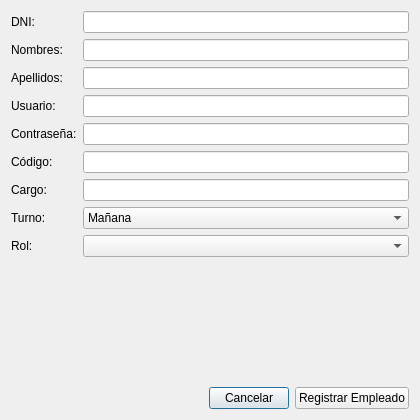
ati60884341-bit/RIOJA-BIBLIOTECA, file src/views/ui/frm_empleado_form.ui: the form before one commit.
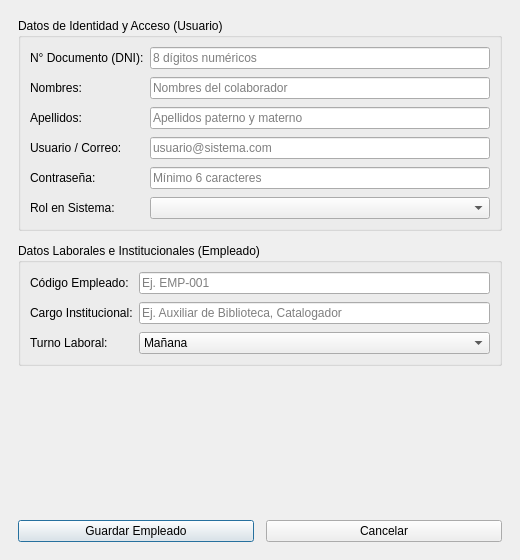
The form after the commit.

Commit message: Agrega modulo de Roles, nuevos UI de Empleado, entidades y script SQL desde cero

Patch:
```diff
--- a/src/views/ui/frm_empleado_form.ui
+++ b/src/views/ui/frm_empleado_form.ui
@@ -6,25 +6,51 @@
    <rect>
     <x>0</x>
     <y>0</y>
-    <width>420</width>
-    <height>420</height>
+    <width>520</width>
+    <height>560</height>
    </rect>
   </property>
   <property name="windowTitle">
    <string>Gestión de Personal</string>
   </property>
   <layout class="QVBoxLayout" name="verticalLayout">
+   <property name="spacing">
+    <number>12</number>
+   </property>
+   <property name="leftMargin">
+    <number>18</number>
+   </property>
+   <property name="topMargin">
+    <number>18</number>
+   </property>
+   <property name="rightMargin">
+    <number>18</number>
+   </property>
+   <property name="bottomMargin">
+    <number>18</number>
+   </property>
    <item>
-    <layout class="QFormLayout" name="formLayout">
+    <widget class="QGroupBox" name="grp_usuario">
+     <property name="title">
+      <string>Datos de Identidad y Acceso (Usuario)</string>
+     </property>
+     <layout class="QFormLayout" name="form_usuario">
+      <property name="verticalSpacing">
+       <number>8</number>
+      </property>
      <item row="0" column="0">
-      <widget class="QLabel" name="lbl_numero_documento">
+       <widget class="QLabel" name="lbl_dni">
        <property name="text">
-        <string>DNI:</string>
+         <string>N° Documento (DNI):</string>
        </property>
       </widget>
      </item>
      <item row="0" column="1">
-      <widget class="QLineEdit" name="txt_numero_documento"/>
+       <widget class="QLineEdit" name="txt_numero_documento">
+        <property name="placeholderText">
+         <string>8 dígitos numéricos</string>
+        </property>
+       </widget>
      </item>
      <item row="1" column="0">
       <widget class="QLabel" name="lbl_nombres">
@@ -34,7 +60,11 @@
       </widget>
      </item>
      <item row="1" column="1">
-      <widget class="QLineEdit" name="txt_nombres"/>
+       <widget class="QLineEdit" name="txt_nombres">
+        <property name="placeholderText">
+         <string>Nombres del colaborador</string>
+        </property>
+       </widget>
      </item>
      <item row="2" column="0">
       <widget class="QLabel" name="lbl_apellidos">
@@ -44,20 +74,28 @@
       </widget>
      </item>
      <item row="2" column="1">
-      <widget class="QLineEdit" name="txt_apellidos"/>
+       <widget class="QLineEdit" name="txt_apellidos">
+        <property name="placeholderText">
+         <string>Apellidos paterno y materno</string>
+        </property>
+       </widget>
      </item>
      <item row="3" column="0">
-      <widget class="QLabel" name="lbl_username">
+       <widget class="QLabel" name="lbl_user">
        <property name="text">
-        <string>Usuario:</string>
+         <string>Usuario / Correo:</string>
        </property>
       </widget>
      </item>
      <item row="3" column="1">
-      <widget class="QLineEdit" name="txt_username"/>
+       <widget class="QLineEdit" name="txt_username">
+        <property name="placeholderText">
+         <string>usuario@sistema.com</string>
+        </property>
+       </widget>
      </item>
      <item row="4" column="0">
-      <widget class="QLabel" name="lbl_password">
+       <widget class="QLabel" name="lbl_pwd">
        <property name="text">
         <string>Contraseña:</string>
        </property>
@@ -68,36 +106,69 @@
        <property name="echoMode">
         <enum>QLineEdit::Password</enum>
        </property>
+        <property name="placeholderText">
+         <string>Mínimo 6 caracteres</string>
+        </property>
       </widget>
      </item>
      <item row="5" column="0">
-      <widget class="QLabel" name="lbl_codigo_empleado">
+       <widget class="QLabel" name="lbl_rol">
        <property name="text">
-        <string>Código:</string>
+         <string>Rol en Sistema:</string>
        </property>
       </widget>
      </item>
      <item row="5" column="1">
-      <widget class="QLineEdit" name="txt_codigo_empleado"/>
-     </item>
-     <item row="6" column="0">
+       <widget class="QComboBox" name="cbo_rol"/>
+      </item>
+     </layout>
+    </widget>
+   </item>
+   <item>
+    <widget class="QGroupBox" name="grp_empleado">
+     <property name="title">
+      <string>Datos Laborales e Institucionales (Empleado)</string>
+     </property>
+     <layout class="QFormLayout" name="form_empleado">
+      <property name="verticalSpacing">
+       <number>8</number>
+      </property>
+      <item row="0" column="0">
+       <widget class="QLabel" name="lbl_cod_emp">
+        <property name="text">
+         <string>Código Empleado:</string>
+        </property>
+       </widget>
+      </item>
+      <item row="0" column="1">
+       <widget class="QLineEdit" name="txt_codigo_empleado">
+        <property name="placeholderText">
+         <string>Ej. EMP-001</string>
+        </property>
+       </widget>
+      </item>
+      <item row="1" column="0">
       <widget class="QLabel" name="lbl_cargo">
        <property name="text">
-        <string>Cargo:</string>
+         <string>Cargo Institucional:</string>
        </property>
       </widget>
      </item>
-     <item row="6" column="1">
-      <widget class="QLineEdit" name="txt_cargo"/>
-     </item>
-     <item row="7" column="0">
+      <item row="1" column="1">
+       <widget class="QLineEdit" name="txt_cargo">
+        <property name="placeholderText">
+         <string>Ej. Auxiliar de Biblioteca, Catalogador</string>
+        </property>
+       </widget>
+      </item>
+      <item row="2" column="0">
       <widget class="QLabel" name="lbl_turno">
        <property name="text">
-        <string>Turno:</string>
+         <string>Turno Laboral:</string>
        </property>
       </widget>
      </item>
-     <item row="7" column="1">
+      <item row="2" column="1">
       <widget class="QComboBox" name="cbo_turno">
        <item>
         <property name="text">
@@ -114,49 +185,45 @@
          <string>Noche</string>
         </property>
        </item>
-      </widget>
-     </item>
-     <item row="8" column="0">
-      <widget class="QLabel" name="lbl_rol">
+        <item>
        <property name="text">
-        <string>Rol:</string>
-       </property>
-      </widget>
-     </item>
-     <item row="8" column="1">
-      <widget class="QComboBox" name="cbo_rol"/>
-     </item>
-    </layout>
+          <string>Completo</string>
+         </property>
+        </item>
+       </widget>
+      </item>
+     </layout>
+    </widget>
    </item>
    <item>
-    <layout class="QHBoxLayout" name="layout_botones">
-     <item>
-      <spacer name="espaciador">
+    <spacer name="verticalSpacer">
        <property name="orientation">
-        <enum>Qt::Horizontal</enum>
+      <enum>Qt::Vertical</enum>
        </property>
        <property name="sizeHint" stdset="0">
         <size>
-         <width>40</width>
-         <height>20</height>
+       <width>20</width>
+       <height>10</height>
         </size>
        </property>
       </spacer>
      </item>
      <item>
+    <layout class="QHBoxLayout" name="layout_botones">
+     <item>
+      <widget class="QPushButton" name="btn_guardar">
+       <property name="text">
+        <string>Guardar Empleado</string>
+       </property>
+      </widget>
+     </item>
+     <item>
       <widget class="QPushButton" name="btn_cancelar">
        <property name="text">
         <string>Cancelar</string>
        </property>
       </widget>
      </item>
-     <item>
-      <widget class="QPushButton" name="btn_guardar">
-       <property name="text">
-        <string>Registrar Empleado</string>
-       </property>
-      </widget>
-     </item>
     </layout>
    </item>
   </layout>
```
Left out of the diff: 2 changed lines with no effect on the pictures. Lines whose indentation alone changed are shown as unchanged. The commit also changes 31 other files.
